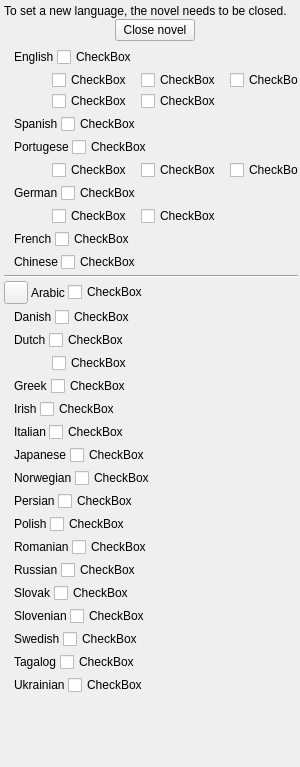
First picture: the form in ui/manuscript_context_menu_widget.ui, repository zkovari/plotlyst, before the edit.
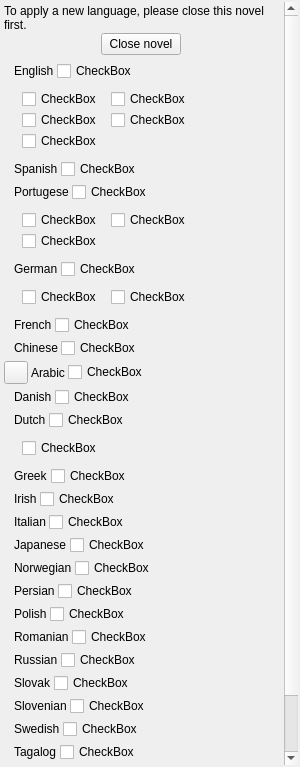
Second picture: the form after the edit. Custom widgets are drawn as their Qt base class.

Commit message: Manuscript setting on the side, closes #1215

```diff
--- a/ui/manuscript_context_menu_widget.ui
+++ b/ui/manuscript_context_menu_widget.ui
@@ -69,8 +69,8 @@
        <rect>
         <x>0</x>
         <y>0</y>
-        <width>325</width>
-        <height>811</height>
+        <width>282</width>
+        <height>879</height>
        </rect>
       </property>
       <property name="relaxed-white-bg" stdset="0">
@@ -113,7 +113,7 @@
           <item>
            <widget class="QLabel" name="lblShutdownHint">
             <property name="text">
-             <string>To set a new language, the novel needs to be closed.</string>
+             <string>To apply a new language, please close this novel first.</string>
             </property>
             <property name="wordWrap">
              <bool>true</bool>
@@ -181,7 +181,7 @@
            </property>
            <property name="sizeHint" stdset="0">
             <size>
-             <width>40</width>
+             <width>10</width>
              <height>20</height>
             </size>
            </property>
@@ -191,13 +191,35 @@
        </item>
        <item>
         <layout class="QGridLayout" name="gridLayout">
+         <property name="leftMargin">
+          <number>10</number>
+         </property>
+         <property name="topMargin">
+          <number>5</number>
+         </property>
+         <property name="bottomMargin">
+          <number>5</number>
+         </property>
          <property name="spacing">
           <number>1</number>
          </property>
-         <item row="0" column="1">
-          <widget class="Emoji" name="label_9">
+         <item row="0" column="5">
+          <spacer name="horizontalSpacer_30">
+           <property name="orientation">
+            <enum>Qt::Horizontal</enum>
+           </property>
+           <property name="sizeHint" stdset="0">
+            <size>
+             <width>5</width>
+             <height>20</height>
+            </size>
+           </property>
+          </spacer>
+         </item>
+         <item row="1" column="1">
+          <widget class="Toggle" name="cbEnglishNewZealand">
            <property name="text">
-            <string/>
+            <string>CheckBox</string>
            </property>
            <property name="emoji" stdset="0">
             <string>United_Kingdom</string>
@@ -205,26 +227,16 @@
           </widget>
          </item>
          <item row="1" column="3">
-          <widget class="Emoji" name="label_10">
+          <widget class="Toggle" name="cbEnglishAustralian">
            <property name="text">
-            <string/>
+            <string>CheckBox</string>
            </property>
            <property name="emoji" stdset="0">
             <string>Australia</string>
            </property>
           </widget>
          </item>
-         <item row="0" column="5">
-          <widget class="Emoji" name="label_50">
-           <property name="text">
-            <string/>
-           </property>
-           <property name="emoji" stdset="0">
-            <string>South_Africa</string>
-           </property>
-          </widget>
-         </item>
-         <item row="1" column="1">
+         <item row="1" column="0">
           <widget class="Emoji" name="label_11">
            <property name="text">
             <string/>
@@ -234,43 +246,7 @@
            </property>
           </widget>
          </item>
-         <item row="0" column="3">
-          <widget class="Emoji" name="label_12">
-           <property name="text">
-            <string/>
-           </property>
-           <property name="emoji" stdset="0">
-            <string>Canada</string>
-           </property>
-          </widget>
-         </item>
-         <item row="0" column="0">
-          <spacer name="horizontalSpacer_5">
-           <property name="orientation">
-            <enum>Qt::Horizontal</enum>
-           </property>
-           <property name="sizeType">
-            <enum>QSizePolicy::Fixed</enum>
-           </property>
-           <property name="sizeHint" stdset="0">
-            <size>
-             <width>40</width>
-             <height>20</height>
-            </size>
-           </property>
-          </spacer>
-         </item>
-         <item row="1" column="4">
-          <widget class="Toggle" name="cbEnglishAustralian">
-           <property name="text">
-            <string>CheckBox</string>
-           </property>
-           <attribute name="buttonGroup">
-            <string notr="true">btnGroup</string>
-           </attribute>
-          </widget>
-         </item>
-         <item row="0" column="2">
+         <item row="0" column="1">
           <widget class="Toggle" name="cbEnglishBritish">
            <property name="text">
             <string>CheckBox</string>
@@ -280,7 +256,7 @@
            </attribute>
           </widget>
          </item>
-         <item row="0" column="4">
+         <item row="0" column="3">
           <widget class="Toggle" name="cbEnglishCanadian">
            <property name="text">
             <string>CheckBox</string>
@@ -290,17 +266,37 @@
            </attribute>
           </widget>
          </item>
+         <item row="2" column="0">
+          <widget class="Emoji" name="label_50">
+           <property name="text">
+            <string/>
+           </property>
+           <property name="emoji" stdset="0">
+            <string>South_Africa</string>
+           </property>
+          </widget>
+         </item>
          <item row="1" column="2">
-          <widget class="Toggle" name="cbEnglishNewZealand">
+          <widget class="Emoji" name="label_10">
            <property name="text">
-            <string>CheckBox</string>
+            <string/>
            </property>
            <attribute name="buttonGroup">
             <string notr="true">btnGroup</string>
            </attribute>
           </widget>
          </item>
-         <item row="0" column="6">
+         <item row="0" column="0">
+          <widget class="Emoji" name="label_9">
+           <property name="text">
+            <string/>
+           </property>
+           <property name="emoji" stdset="0">
+            <string>United_Kingdom</string>
+           </property>
+          </widget>
+         </item>
+         <item row="2" column="1">
           <widget class="Toggle" name="cbEnglishSouthAfrican">
            <property name="text">
             <string>CheckBox</string>
@@ -310,6 +306,16 @@
            </attribute>
           </widget>
          </item>
+         <item row="0" column="2">
+          <widget class="Emoji" name="label_12">
+           <property name="text">
+            <string/>
+           </property>
+           <property name="emoji" stdset="0">
+            <string>Canada</string>
+           </property>
+          </widget>
+         </item>
         </layout>
        </item>
        <item>
@@ -351,7 +357,7 @@
            </property>
            <property name="sizeHint" stdset="0">
             <size>
-             <width>40</width>
+             <width>10</width>
              <height>20</height>
             </size>
            </property>
@@ -395,7 +401,7 @@
            </property>
            <property name="sizeHint" stdset="0">
             <size>
-             <width>40</width>
+             <width>10</width>
              <height>20</height>
             </size>
            </property>
@@ -405,11 +411,20 @@
        </item>
        <item>
         <layout class="QGridLayout" name="gridLayout_2">
+         <property name="leftMargin">
+          <number>10</number>
+         </property>
+         <property name="topMargin">
+          <number>5</number>
+         </property>
+         <property name="bottomMargin">
+          <number>5</number>
+         </property>
          <property name="spacing">
           <number>1</number>
          </property>
-         <item row="0" column="4">
-          <widget class="Toggle" name="cbPortugeseAngola">
+         <item row="0" column="1">
+          <widget class="Toggle" name="cbPortugeseBrazil">
            <property name="text">
             <string>CheckBox</string>
            </property>
@@ -418,23 +433,17 @@
            </attribute>
           </widget>
          </item>
-         <item row="0" column="0">
-          <spacer name="horizontalSpacer_6">
-           <property name="orientation">
-            <enum>Qt::Horizontal</enum>
+         <item row="1" column="0">
+          <widget class="Emoji" name="label_53">
+           <property name="text">
+            <string/>
            </property>
-           <property name="sizeType">
-            <enum>QSizePolicy::Fixed</enum>
+           <property name="emoji" stdset="0">
+            <string>Mozambique</string>
            </property>
-           <property name="sizeHint" stdset="0">
-            <size>
-             <width>40</width>
-             <height>20</height>
-            </size>
-           </property>
-          </spacer>
+          </widget>
          </item>
-         <item row="0" column="3">
+         <item row="0" column="2">
           <widget class="Emoji" name="label_51">
            <property name="text">
             <string/>
@@ -444,7 +453,7 @@
            </property>
           </widget>
          </item>
-         <item row="0" column="1">
+         <item row="0" column="0">
           <widget class="Emoji" name="label_52">
            <property name="text">
             <string/>
@@ -454,18 +463,8 @@
            </property>
           </widget>
          </item>
-         <item row="0" column="5">
-          <widget class="Emoji" name="label_53">
-           <property name="text">
-            <string/>
-           </property>
-           <property name="emoji" stdset="0">
-            <string>Mozambique</string>
-           </property>
-          </widget>
-         </item>
-         <item row="0" column="2">
-          <widget class="Toggle" name="cbPortugeseBrazil">
+         <item row="0" column="3">
+          <widget class="Toggle" name="cbPortugeseAngola">
            <property name="text">
             <string>CheckBox</string>
            </property>
@@ -474,7 +473,7 @@
            </attribute>
           </widget>
          </item>
-         <item row="0" column="6">
+         <item row="1" column="1">
           <widget class="Toggle" name="cbPortugeseMozambique">
            <property name="text">
             <string>CheckBox</string>
@@ -484,6 +483,19 @@
            </attribute>
           </widget>
          </item>
+         <item row="0" column="5">
+          <spacer name="horizontalSpacer_5">
+           <property name="orientation">
+            <enum>Qt::Horizontal</enum>
+           </property>
+           <property name="sizeHint" stdset="0">
+            <size>
+             <width>5</width>
+             <height>20</height>
+            </size>
+           </property>
+          </spacer>
+         </item>
         </layout>
        </item>
        <item>
@@ -522,7 +534,7 @@
            </property>
            <property name="sizeHint" stdset="0">
             <size>
-             <width>40</width>
+             <width>10</width>
              <height>20</height>
             </size>
            </property>
@@ -532,20 +544,19 @@
        </item>
        <item>
         <layout class="QGridLayout" name="gridLayout_3">
+         <property name="leftMargin">
+          <number>10</number>
+         </property>
+         <property name="topMargin">
+          <number>5</number>
+         </property>
+         <property name="bottomMargin">
+          <number>5</number>
+         </property>
          <property name="spacing">
           <number>1</number>
          </property>
          <item row="0" column="2">
-          <widget class="Toggle" name="cbGermanAustrian">
-           <property name="text">
-            <string>CheckBox</string>
-           </property>
-           <attribute name="buttonGroup">
-            <string notr="true">btnGroup</string>
-           </attribute>
-          </widget>
-         </item>
-         <item row="0" column="3">
           <widget class="Emoji" name="label_54">
            <property name="text">
             <string/>
@@ -556,7 +567,20 @@
           </widget>
          </item>
          <item row="0" column="4">
-          <widget class="Toggle" name="cbGermanSwiss">
+          <spacer name="horizontalSpacer_27">
+           <property name="orientation">
+            <enum>Qt::Horizontal</enum>
+           </property>
+           <property name="sizeHint" stdset="0">
+            <size>
+             <width>5</width>
+             <height>20</height>
+            </size>
+           </property>
+          </spacer>
+         </item>
+         <item row="0" column="1">
+          <widget class="Toggle" name="cbGermanAustrian">
            <property name="text">
             <string>CheckBox</string>
            </property>
@@ -565,7 +589,7 @@
            </attribute>
           </widget>
          </item>
-         <item row="0" column="1">
+         <item row="0" column="0">
           <widget class="Emoji" name="label_55">
            <property name="text">
             <string/>
@@ -575,34 +599,15 @@
            </property>
           </widget>
          </item>
-         <item row="0" column="0">
-          <spacer name="horizontalSpacer_26">
-           <property name="orientation">
-            <enum>Qt::Horizontal</enum>
+         <item row="0" column="3">
+          <widget class="Toggle" name="cbGermanSwiss">
+           <property name="text">
+            <string>CheckBox</string>
            </property>
-           <property name="sizeType">
-            <enum>QSizePolicy::Fixed</enum>
-           </property>
-           <property name="sizeHint" stdset="0">
-            <size>
-             <width>40</width>
-             <height>20</height>
-            </size>
-           </property>
-          </spacer>
-         </item>
-         <item row="0" column="5">
-          <spacer name="horizontalSpacer_27">
-           <property name="orientation">
-            <enum>Qt::Horizontal</enum>
-           </property>
-           <property name="sizeHint" stdset="0">
-            <size>
-             <width>40</width>
-             <height>20</height>
-            </size>
-           </property>
-          </spacer>
+           <attribute name="buttonGroup">
+            <string notr="true">btnGroup</string>
+           </attribute>
+          </widget>
          </item>
         </layout>
        </item>
@@ -642,7 +647,7 @@
            </property>
            <property name="sizeHint" stdset="0">
             <size>
-             <width>40</width>
+             <width>10</width>
              <height>20</height>
             </size>
            </property>
@@ -686,7 +691,7 @@
            </property>
            <property name="sizeHint" stdset="0">
             <size>
-             <width>40</width>
+             <width>10</width>
              <height>20</height>
             </size>
            </property>
@@ -694,13 +699,6 @@
          </item>
         </layout>
        </item>
-       <item>
-        <widget class="Line" name="line">
-         <property name="orientation">
-          <enum>Qt::Horizontal</enum>
-         </property>
-        </widget>
-       </item>
        <item>
         <layout class="QHBoxLayout" name="horizontalLayout_9">
          <property name="leftMargin">
@@ -740,7 +738,7 @@
            </property>
            <property name="sizeHint" stdset="0">
             <size>
-             <width>40</width>
+             <width>10</width>
              <height>20</height>
             </size>
            </property>
@@ -784,7 +782,7 @@
            </property>
            <property name="sizeHint" stdset="0">
             <size>
-             <width>40</width>
+             <width>10</width>
              <height>20</height>
             </size>
            </property>
@@ -828,7 +826,7 @@
            </property>
            <property name="sizeHint" stdset="0">
             <size>
-             <width>40</width>
+             <width>10</width>
              <height>20</height>
             </size>
            </property>
@@ -838,36 +836,19 @@
        </item>
        <item>
         <layout class="QGridLayout" name="gridLayout_4">
+         <property name="leftMargin">
+          <number>10</number>
+         </property>
+         <property name="topMargin">
+          <number>5</number>
+         </property>
+         <property name="bottomMargin">
+          <number>5</number>
+         </property>
          <property name="spacing">
           <number>1</number>
          </property>
-         <item row="0" column="2">
-          <widget class="Toggle" name="cbDutchBelgian">
-           <property name="text">
-            <string>CheckBox</string>
-           </property>
-           <attribute name="buttonGroup">
-            <string notr="true">btnGroup</string>
-           </attribute>
-          </widget>
-         </item>
          <item row="0" column="0">
-          <spacer name="horizontalSpacer_28">
-           <property name="orientation">
-            <enum>Qt::Horizontal</enum>
-           </property>
-           <property name="sizeType">
-            <enum>QSizePolicy::Fixed</enum>
-           </property>
-           <property name="sizeHint" stdset="0">
-            <size>
-             <width>40</width>
-             <height>20</height>
-            </size>
-           </property>
-          </spacer>
-         </item>
-         <item row="0" column="1">
           <widget class="Emoji" name="label_56">
            <property name="text">
             <string/>
@@ -877,19 +858,29 @@
            </property>
           </widget>
          </item>
-         <item row="0" column="3">
+         <item row="0" column="2">
           <spacer name="horizontalSpacer_29">
            <property name="orientation">
             <enum>Qt::Horizontal</enum>
            </property>
            <property name="sizeHint" stdset="0">
             <size>
-             <width>40</width>
+             <width>10</width>
              <height>20</height>
             </size>
            </property>
           </spacer>
          </item>
+         <item row="0" column="1">
+          <widget class="Toggle" name="cbDutchBelgian">
+           <property name="text">
+            <string>CheckBox</string>
+           </property>
+           <attribute name="buttonGroup">
+            <string notr="true">btnGroup</string>
+           </attribute>
+          </widget>
+         </item>
         </layout>
        </item>
        <item>
@@ -928,7 +919,7 @@
            </property>
            <property name="sizeHint" stdset="0">
             <size>
-             <width>40</width>
+             <width>10</width>
              <height>20</height>
             </size>
            </property>
@@ -972,7 +963,7 @@
            </property>
            <property name="sizeHint" stdset="0">
             <size>
-             <width>40</width>
+             <width>10</width>
              <height>20</height>
             </size>
            </property>
@@ -1016,7 +1007,7 @@
            </property>
            <property name="sizeHint" stdset="0">
             <size>
-             <width>40</width>
+             <width>10</width>
              <height>20</height>
             </size>
            </property>
@@ -1060,7 +1051,7 @@
            </property>
            <property name="sizeHint" stdset="0">
             <size>
-             <width>40</width>
+             <width>10</width>
              <height>20</height>
             </size>
            </property>
@@ -1104,7 +1095,7 @@
            </property>
            <property name="sizeHint" stdset="0">
             <size>
-             <width>40</width>
+             <width>10</width>
              <height>20</height>
             </size>
            </property>
@@ -1148,7 +1139,7 @@
            </property>
            <property name="sizeHint" stdset="0">
             <size>
-             <width>40</width>
+             <width>10</width>
              <height>20</height>
             </size>
            </property>
@@ -1192,7 +1183,7 @@
            </property>
            <property name="sizeHint" stdset="0">
             <size>
-             <width>40</width>
+             <width>10</width>
              <height>20</height>
             </size>
            </property>
@@ -1236,7 +1227,7 @@
            </property>
            <property name="sizeHint" stdset="0">
             <size>
-             <width>40</width>
+             <width>10</width>
              <height>20</height>
             </size>
            </property>
@@ -1280,7 +1271,7 @@
            </property>
            <property name="sizeHint" stdset="0">
             <size>
-             <width>40</width>
+             <width>10</width>
              <height>20</height>
             </size>
            </property>
@@ -1324,7 +1315,7 @@
            </property>
            <property name="sizeHint" stdset="0">
             <size>
-             <width>40</width>
+             <width>10</width>
              <height>20</height>
             </size>
            </property>
@@ -1368,7 +1359,7 @@
            </property>
            <property name="sizeHint" stdset="0">
             <size>
-             <width>40</width>
+             <width>10</width>
              <height>20</height>
             </size>
            </property>
@@ -1412,7 +1403,7 @@
            </property>
            <property name="sizeHint" stdset="0">
             <size>
-             <width>40</width>
+             <width>10</width>
              <height>20</height>
             </size>
            </property>
@@ -1456,7 +1447,7 @@
            </property>
            <property name="sizeHint" stdset="0">
             <size>
-             <width>40</width>
+             <width>10</width>
              <height>20</height>
             </size>
            </property>
@@ -1500,7 +1491,7 @@
            </property>
            <property name="sizeHint" stdset="0">
             <size>
-             <width>40</width>
+             <width>10</width>
              <height>20</height>
             </size>
            </property>
@@ -1528,16 +1519,16 @@
   </layout>
  </widget>
  <customwidgets>
-  <customwidget>
-   <class>Toggle</class>
-   <extends>QCheckBox</extends>
-   <header>plotlyst.view.widget.input</header>
-  </customwidget>
   <customwidget>
    <class>Emoji</class>
    <extends>QLabel</extends>
    <header>plotlyst.view.widget.display</header>
   </customwidget>
+  <customwidget>
+   <class>Toggle</class>
+   <extends>QCheckBox</extends>
+   <header>plotlyst.view.widget.input</header>
+  </customwidget>
  </customwidgets>
  <resources/>
  <connections/>
```
Left out of the diff: 18 changed lines with no effect on the pictures. The commit also changes 4 other files.
